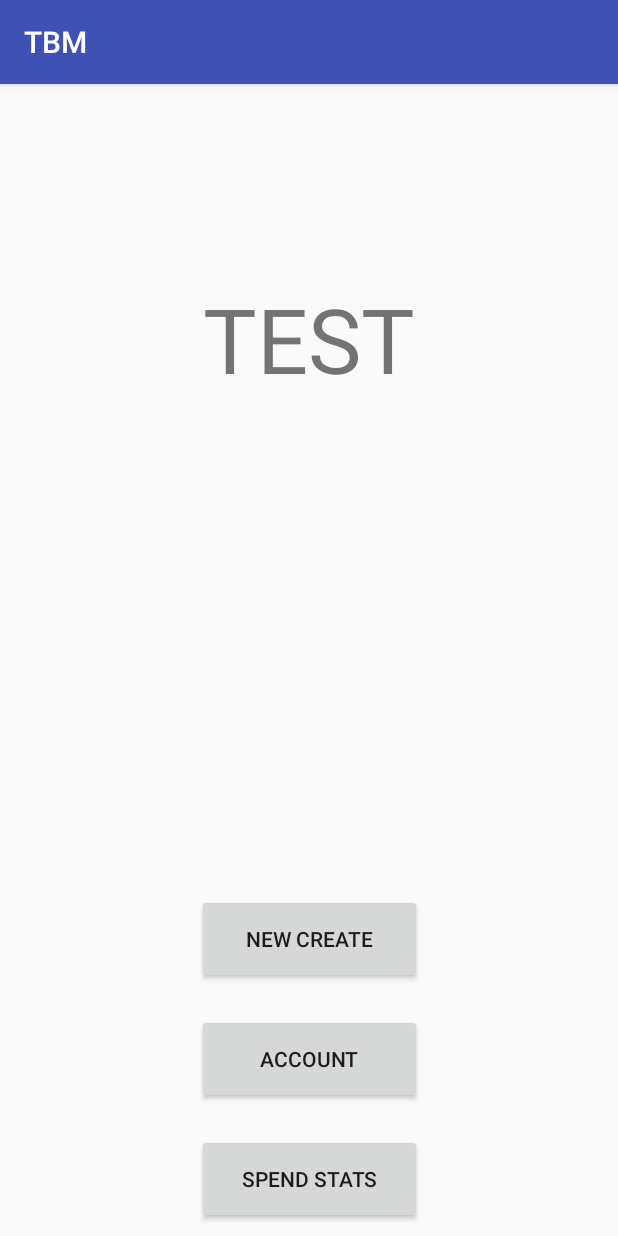
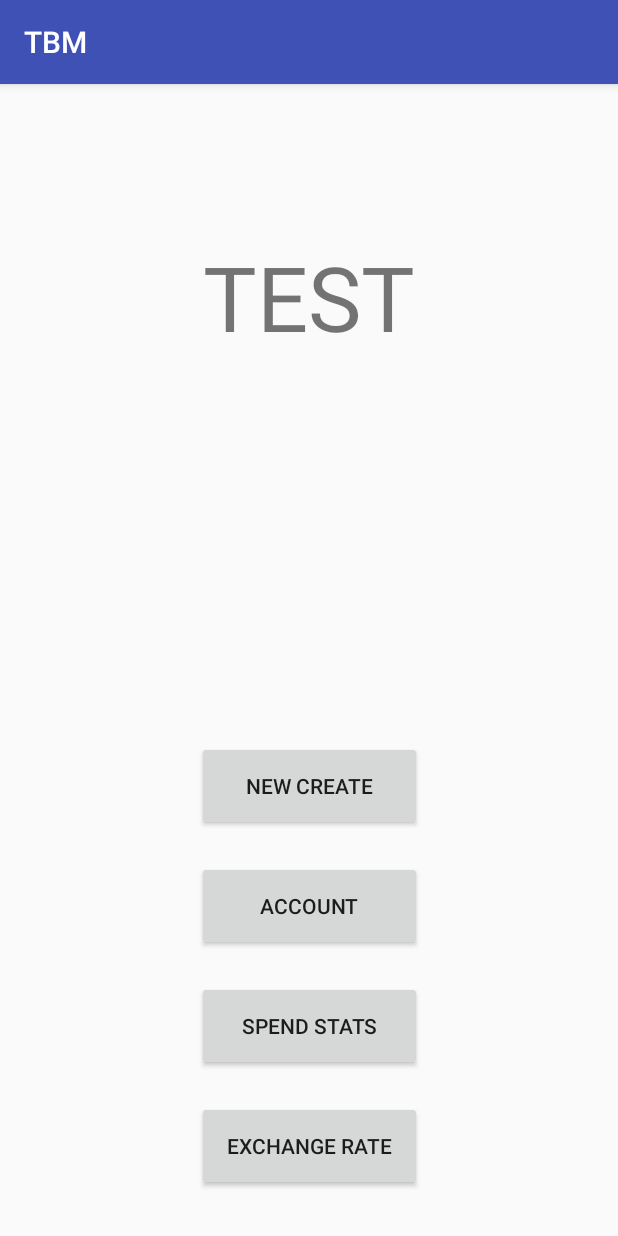
Before and after one commit to tjsgod4020/-Really_Project, an Android app: the screen it shows after launch (MainActivity), on a phone screen of 412 x 824 dp. Run offline under Robolectric (Android 15) with nearby library versions, the phone set to English and light mode, and no system bars.

Commit message:
임시 여행 데이터 입력

```diff
--- a/TBM/app/build.gradle
+++ b/TBM/app/build.gradle
@@ -19,8 +19,10 @@ android {
 }
 
 dependencies {
+    implementation 'com.google.firebase:firebase-database:16.0.1'
     implementation fileTree(dir: 'libs', include: ['*.jar'])
     implementation 'com.android.support:appcompat-v7:27.1.1'
+    implementation 'com.android.support:design:27.1.1'
     implementation 'com.android.support.constraint:constraint-layout:1.1.0'
     testImplementation 'junit:junit:4.12'
     androidTestImplementation 'com.android.support.test:runner:1.0.2'
--- a/TBM/app/src/main/AndroidManifest.xml
+++ b/TBM/app/src/main/AndroidManifest.xml
@@ -1,8 +1,6 @@
 <?xml version="1.0" encoding="utf-8"?>
 <manifest xmlns:android="http://schemas.android.com/apk/res/android"
     package="com.example.sun.tbm">
-
-    <uses-permission android:name="android.permission.INTERNET" />
 
     <application
         android:allowBackup="true"
--- a/TBM/app/src/main/java/com/example/sun/tbm/MainActivity.java
+++ b/TBM/app/src/main/java/com/example/sun/tbm/MainActivity.java
@@ -1,10 +1,9 @@
 package com.example.sun.tbm;
 
+import android.content.Intent;
 import android.support.v7.app.AppCompatActivity;
 import android.os.Bundle;
-import android.util.Log;
-
-import java.util.concurrent.ExecutionException;
+import android.view.View;
 
 public class MainActivity extends AppCompatActivity {
 
@@ -12,17 +11,10 @@ public class MainActivity extends AppCompatActivity {
     protected void onCreate(Bundle savedInstanceState) {
         super.onCreate(savedInstanceState);
         setContentView(R.layout.activity_main);
+    }
 
-
-        //환율 데이터 불러오기
-        try {
-            String logExRate = new Task().execute().get();
-            Log.i("환율데이터", logExRate);
-        } catch (InterruptedException e) {
-            e.printStackTrace();
-        } catch (ExecutionException e) {
-            e.printStackTrace();
-        }
-
+    public void newButtonClick(View v) {
+        Intent intent = new Intent(getApplicationContext(), NewCreateActivity.class);
+        startActivity(intent);
     }
 }
--- a/TBM/app/src/main/java/com/example/sun/tbm/Task.java
+++ /dev/null
@@ -1,60 +0,0 @@
-/**
- * @file Task.java
- * @brief get exchange data(json) form koreaEXIM(한국수출입은행) api by url connection
- * @author 이병현
- * @date 2018.05.15
- * @version ERP v0.2
- * @state URL connect succeed
- */
-
-package com.example.sun.tbm;
-
-import android.os.AsyncTask;
-import android.util.Log;
-
-import java.io.BufferedReader;
-import java.io.IOException;
-import java.io.InputStreamReader;
-import java.net.HttpURLConnection;
-import java.net.MalformedURLException;
-import java.net.URL;
-
-public class Task extends AsyncTask<String, String, String> {
-
-    private String str, receiveMsg;
-
-    //환율데이터를 URL 로 불러오기
-    @Override
-    protected String doInBackground(String... params) {
-        URL url = null;
-        try {
-            url = new URL("https://www.koreaexim.go.kr/site/program/financial/exchangeJSON?authkey=5bC4hLlng7kzfx5HpjA8lJFvs6ehjlV9&searchdate=&data=AP01");
-
-            HttpURLConnection conn = (HttpURLConnection) url.openConnection();
-
-
-            if (conn.getResponseCode() == conn.HTTP_OK) {
-                InputStreamReader tmp = new InputStreamReader(conn.getInputStream(), "UTF-8");
-                BufferedReader reader = new BufferedReader(tmp);
-                StringBuffer buffer = new StringBuffer();
-                while ((str = reader.readLine()) != null) {
-                    buffer.append(str);
-                }
-                receiveMsg = buffer.toString();
-                Log.i("receiveMsg : ", receiveMsg);
-
-                reader.close();
-            } else {
-                Log.i("통신 결과", conn.getResponseCode() + "에러");
-            }
-        } catch (MalformedURLException e) {
-            e.printStackTrace();
-        } catch (IOException e) {
-            e.printStackTrace();
-        }
-
-        return receiveMsg;
-    }
-
-
-}
--- a/TBM/app/src/main/res/layout/activity_main.xml
+++ b/TBM/app/src/main/res/layout/activity_main.xml
@@ -1,33 +1,5 @@
 <?xml version="1.0" encoding="utf-8"?>
-
-<android.support.v4.widget.DrawerLayout xmlns:android="http://schemas.android.com/apk/res/android"
-    android:layout_width="match_parent"
-    android:layout_height="match_parent"
-    xmlns:app="http://schemas.android.com/apk/res-auto"
-    xmlns:tools="http://schemas.android.com/tools"
-    android:layout_gravity="start"
-    android:layout_marginEnd="0dp"
-    app:layout_constraintBottom_toBottomOf="parent"
-    app:layout_constraintEnd_toEndOf="parent"
-    app:layout_constraintHorizontal_bias="0.0"
-    app:layout_constraintStart_toStartOf="parent"
-    app:layout_constraintTop_toTopOf="parent"
-    app:layout_constraintVertical_bias="0.0"
-    >
-
-    <ListView
-        android:id="@+id/left_drawer"
-        android:layout_width="240dp"
-        android:layout_height="match_parent"
-        android:layout_gravity="start"
-        android:background="@android:color/darker_gray"
-        android:choiceMode="singleChoice"
-        android:dividerHeight="0dp" />
-
-
-
-
-    <android.support.constraint.ConstraintLayout xmlns:android="http://schemas.android.com/apk/res/android"
+<android.support.constraint.ConstraintLayout xmlns:android="http://schemas.android.com/apk/res/android"
     xmlns:app="http://schemas.android.com/apk/res-auto"
     xmlns:tools="http://schemas.android.com/tools"
     android:layout_width="match_parent"
@@ -57,6 +29,7 @@
         android:layout_marginBottom="20dp"
         android:layout_marginEnd="8dp"
         android:layout_marginStart="8dp"
+        android:onClick="newButtonClick"
         android:text="NEW CREATE"
         app:layout_constraintBottom_toTopOf="@+id/button_Tc"
         app:layout_constraintEnd_toEndOf="parent"
@@ -78,14 +51,24 @@
         android:id="@+id/button_ss"
         android:layout_width="150dp"
         android:layout_height="60dp"
-        android:layout_marginBottom="8dp"
+        android:layout_marginBottom="20dp"
         android:layout_marginEnd="8dp"
         android:layout_marginStart="8dp"
         android:text="SPEND STATS"
+        app:layout_constraintBottom_toTopOf="@+id/button_er"
+        app:layout_constraintEnd_toEndOf="parent"
+        app:layout_constraintStart_toStartOf="parent" />
+
+    <Button
+        android:id="@+id/button_er"
+        android:layout_width="150dp"
+        android:layout_height="60dp"
+        android:layout_marginBottom="30dp"
+        android:layout_marginEnd="8dp"
+        android:layout_marginStart="8dp"
+        android:text="exchange rate"
         app:layout_constraintBottom_toBottomOf="parent"
         app:layout_constraintEnd_toEndOf="parent"
         app:layout_constraintStart_toStartOf="parent" />
 
 </android.support.constraint.ConstraintLayout>
-
-</android.support.v4.widget.DrawerLayout>
```
Also changed, not shown: TBM/app/src/main/java/com/example/sun/tbm/NewCreateActivity.java (+23 -0 lines), TBM/app/src/main/java/com/example/sun/tbm/newTrip.java (added, +23 -0 lines).
